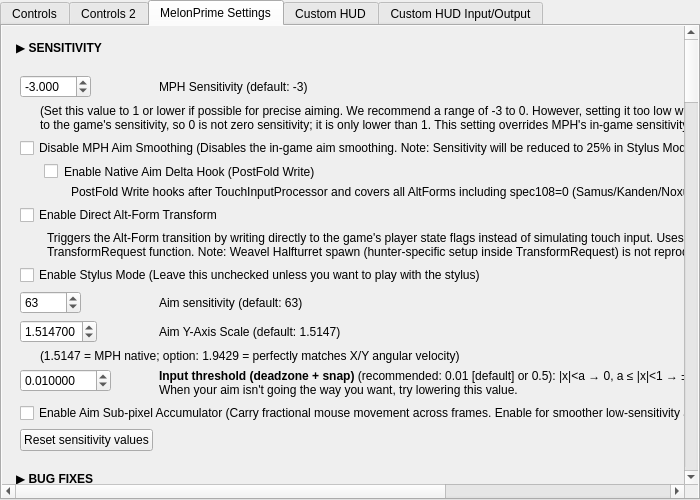
Before: the Qt Designer form src/frontend/qt_sdl/InputConfig/MelonPrimeInputConfig.ui in ag-advania/melonPrimeDS, drawn with Qt 5.
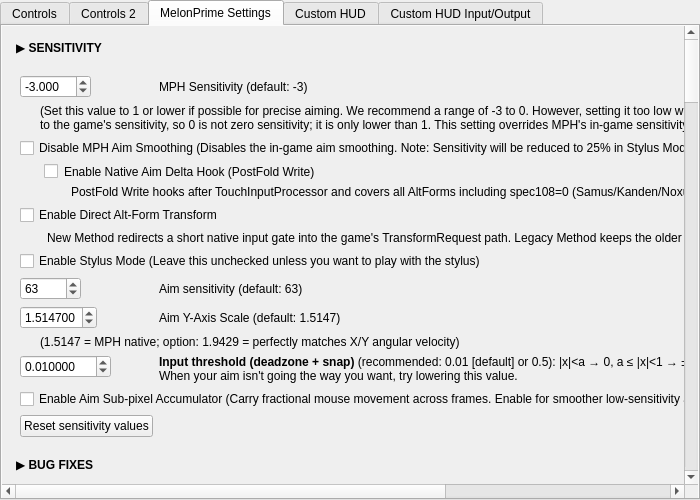
After: the same form once the commit is applied. The open tabs and pages were chosen to show the change.

Diff of the .ui file:
```diff
--- a/src/frontend/qt_sdl/InputConfig/MelonPrimeInputConfig.ui
+++ b/src/frontend/qt_sdl/InputConfig/MelonPrimeInputConfig.ui
@@ -134,7 +134,7 @@
 										</item>
 										<item row="9" column="0" colspan="2">
 											<widget class="QLabel" name="lblMetroidDirectAltFormTransformDesc">
-												<property name="text"><string>Triggers the Alt-Form transition by writing directly to the game's player state flags instead of simulating touch input. Uses the same guard conditions as the game's own TransformRequest function. Note: Weavel Halfturret spawn (hunter-specific setup inside TransformRequest) is not reproduced.</string></property>
+												<property name="text"><string>New Method redirects a short native input gate into the game's TransformRequest path. Legacy Method keeps the older simulated touch/menu transform path.</string></property>
 												<property name="wordWrap"><bool>true</bool></property>
 												<property name="styleSheet"><string>QLabel { margin-left: 24px; }</string></property>
 											</widget>
```
